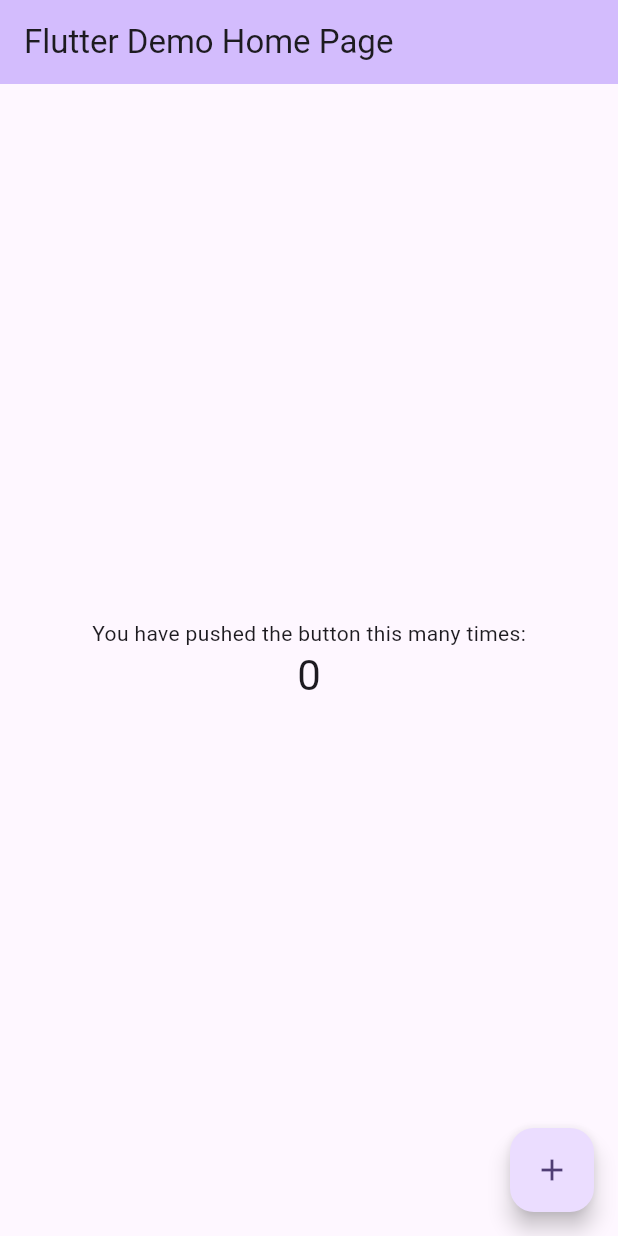
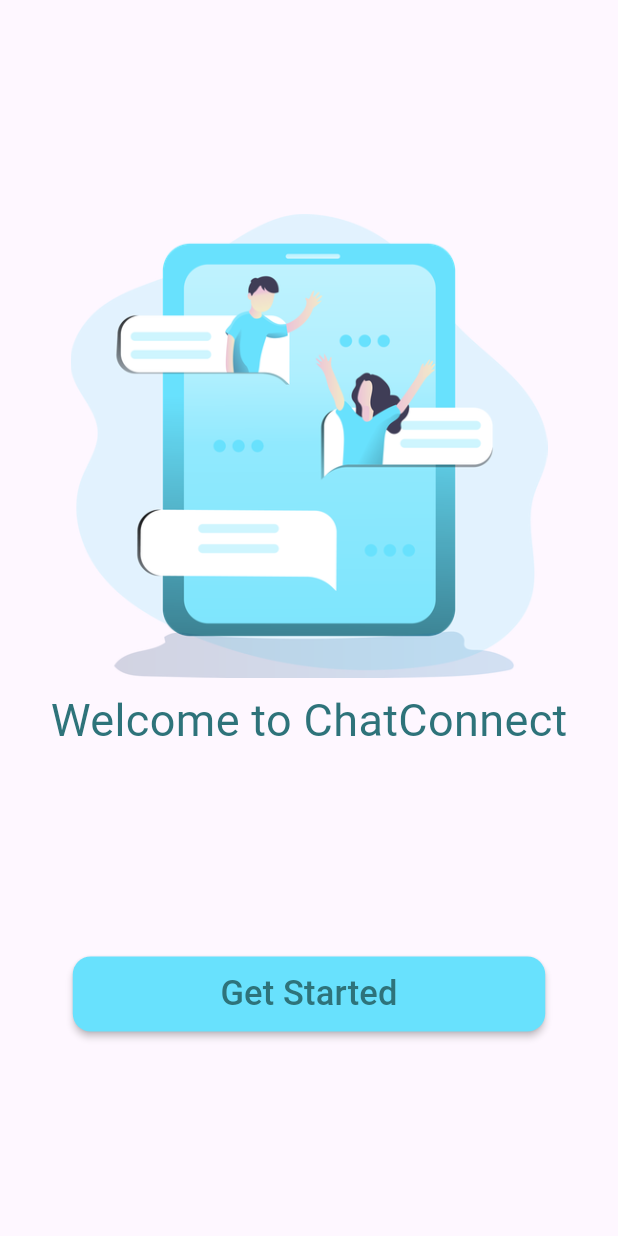
Before and after one commit to patrickmasry195/chat_connect, a Flutter app: the screen it shows after launch, on a phone screen of 412 x 824 dp. Run offline on Flutter 3.47's test engine with Material 3 defaults, Android fonts, the phone set to English and light mode, and no system bars; our stand-ins replace google_fonts.

```diff
--- /dev/null
+++ b/lib/constants.dart
@@ -0,0 +1,6 @@
+import 'package:flutter/material.dart';
+
+const kPrimaryColor = Color(0xff68E1FD);
+const kSecondaryColor = Color(0xff2E737A);
+const kThirdColor = Color(0xffD9D9D9);
+const kHintColor = Color(0xff666666);
--- a/lib/main.dart
+++ b/lib/main.dart
@@ -1,125 +1,24 @@
+import 'package:chat_connect/pages/get_started_page.dart';
+import 'package:chat_connect/pages/login_page.dart';
 import 'package:flutter/material.dart';
 
 void main() {
-  runApp(const MyApp());
+  runApp(const ChatConnect());
 }
 
-class MyApp extends StatelessWidget {
-  const MyApp({super.key});
+class ChatConnect extends StatelessWidget {
+  const ChatConnect({super.key});
 
   // This widget is the root of your application.
   @override
   Widget build(BuildContext context) {
     return MaterialApp(
-      title: 'Flutter Demo',
-      theme: ThemeData(
-        // This is the theme of your application.
-        //
-        // TRY THIS: Try running your application with "flutter run". You'll see
-        // the application has a purple toolbar. Then, without quitting the app,
-        // try changing the seedColor in the colorScheme below to Colors.green
-        // and then invoke "hot reload" (save your changes or press the "hot
-        // reload" button in a Flutter-supported IDE, or press "r" if you used
-        // the command line to start the app).
-        //
-        // Notice that the counter didn't reset back to zero; the application
-        // state is not lost during the reload. To reset the state, use hot
-        // restart instead.
-        //
-        // This works for code too, not just values: Most code changes can be
-        // tested with just a hot reload.
-        colorScheme: ColorScheme.fromSeed(seedColor: Colors.deepPurple),
-        useMaterial3: true,
-      ),
-      home: const MyHomePage(title: 'Flutter Demo Home Page'),
+      debugShowCheckedModeBanner: false,
+      initialRoute: 'GetStartedPage',
+      routes: {
+        'GetStartedPage': (context) => const GetStartedPage(),
+        'LoginPage': (context) => const LoginPage(),
+      },
     );
   }
 }
-
-class MyHomePage extends StatefulWidget {
-  const MyHomePage({super.key, required this.title});
-
-  // This widget is the home page of your application. It is stateful, meaning
-  // that it has a State object (defined below) that contains fields that affect
-  // how it looks.
-
-  // This class is the configuration for the state. It holds the values (in this
-  // case the title) provided by the parent (in this case the App widget) and
-  // used by the build method of the State. Fields in a Widget subclass are
-  // always marked "final".
-
-  final String title;
-
-  @override
-  State<MyHomePage> createState() => _MyHomePageState();
-}
-
-class _MyHomePageState extends State<MyHomePage> {
-  int _counter = 0;
-
-  void _incrementCounter() {
-    setState(() {
-      // This call to setState tells the Flutter framework that something has
-      // changed in this State, which causes it to rerun the build method below
-      // so that the display can reflect the updated values. If we changed
-      // _counter without calling setState(), then the build method would not be
-      // called again, and so nothing would appear to happen.
-      _counter++;
-    });
-  }
-
-  @override
-  Widget build(BuildContext context) {
-    // This method is rerun every time setState is called, for instance as done
-    // by the _incrementCounter method above.
-    //
-    // The Flutter framework has been optimized to make rerunning build methods
-    // fast, so that you can just rebuild anything that needs updating rather
-    // than having to individually change instances of widgets.
-    return Scaffold(
-      appBar: AppBar(
-        // TRY THIS: Try changing the color here to a specific color (to
-        // Colors.amber, perhaps?) and trigger a hot reload to see the AppBar
-        // change color while the other colors stay the same.
-        backgroundColor: Theme.of(context).colorScheme.inversePrimary,
-        // Here we take the value from the MyHomePage object that was created by
-        // the App.build method, and use it to set our appbar title.
-        title: Text(widget.title),
-      ),
-      body: Center(
-        // Center is a layout widget. It takes a single child and positions it
-        // in the middle of the parent.
-        child: Column(
-          // Column is also a layout widget. It takes a list of children and
-          // arranges them vertically. By default, it sizes itself to fit its
-          // children horizontally, and tries to be as tall as its parent.
-          //
-          // Column has various properties to control how it sizes itself and
-          // how it positions its children. Here we use mainAxisAlignment to
-          // center the children vertically; the main axis here is the vertical
-          // axis because Columns are vertical (the cross axis would be
-          // horizontal).
-          //
-          // TRY THIS: Invoke "debug painting" (choose the "Toggle Debug Paint"
-          // action in the IDE, or press "p" in the console), to see the
-          // wireframe for each widget.
-          mainAxisAlignment: MainAxisAlignment.center,
-          children: <Widget>[
-            const Text(
-              'You have pushed the button this many times:',
-            ),
-            Text(
-              '$_counter',
-              style: Theme.of(context).textTheme.headlineMedium,
-            ),
-          ],
-        ),
-      ),
-      floatingActionButton: FloatingActionButton(
-        onPressed: _incrementCounter,
-        tooltip: 'Increment',
-        child: const Icon(Icons.add),
-      ), // This trailing comma makes auto-formatting nicer for build methods.
-    );
-  }
-}
--- /dev/null
+++ b/lib/pages/get_started_page.dart
@@ -0,0 +1,54 @@
+import 'package:chat_connect/constants.dart';
+import 'package:chat_connect/widgets/custom_button.dart';
+import 'package:flutter/material.dart';
+import 'package:google_fonts/google_fonts.dart';
+
+class GetStartedPage extends StatelessWidget {
+  const GetStartedPage({super.key});
+
+  @override
+  Widget build(BuildContext context) {
+    return Scaffold(
+      body: Center(
+        child: Column(
+          mainAxisAlignment: MainAxisAlignment.center,
+          children: [
+            const Spacer(
+              flex: 1,
+            ),
+            Image.asset(
+              'assets/get_started.png',
+              width: 318,
+              height: 322,
+            ),
+            Text(
+              'Welcome to ChatConnect',
+              style: GoogleFonts.jockeyOne(
+                fontSize: 30,
+                color: kSecondaryColor,
+              ),
+            ),
+            const Spacer(
+              flex: 1,
+            ),
+            CustomButton(
+              buttonColor: kPrimaryColor,
+              textColor: kSecondaryColor,
+              onPressed: () {
+                Navigator.pushNamed(context, 'LoginPage');
+              },
+              text: 'Get Started',
+              height: 50,
+              width: 283,
+              fontSize: 23,
+              textAlign: TextAlign.center,
+            ),
+            const Spacer(
+              flex: 1,
+            ),
+          ],
+        ),
+      ),
+    );
+  }
+}
--- /dev/null
+++ b/lib/widgets/custom_button.dart
@@ -0,0 +1,67 @@
+import 'package:flutter/material.dart';
+import 'package:google_fonts/google_fonts.dart';
+
+class CustomButton extends StatelessWidget {
+  const CustomButton({
+    super.key,
+    required this.textColor,
+    required this.text,
+    this.iconPath,
+    this.textAlign,
+    required this.fontSize,
+    required this.buttonColor,
+    this.onPressed,
+    required this.height,
+    required this.width,
+  });
+
+  final Color buttonColor;
+  final Color textColor;
+  final String text;
+  final String? iconPath;
+  final TextAlign? textAlign;
+  final double fontSize;
+  final VoidCallback? onPressed;
+  final double height;
+  final double width;
+
+  @override
+  Widget build(BuildContext context) {
+    return MaterialButton(
+      shape: RoundedRectangleBorder(borderRadius: BorderRadius.circular(12)),
+      color: buttonColor,
+      onPressed: onPressed,
+      disabledColor: null,
+      child: SizedBox(
+        width: width,
+        height: height,
+        child: Center(
+          child: Row(
+            mainAxisAlignment: MainAxisAlignment.center,
+            children: [
+              if (iconPath != null)
+                Padding(
+                  padding: const EdgeInsets.only(right: 10),
+                  child: Image.asset(
+                    iconPath!,
+                    width: 30,
+                    height: 30,
+                  ),
+                ),
+              Expanded(
+                child: Text(
+                  text,
+                  textAlign: textAlign,
+                  style: GoogleFonts.jockeyOne(
+                    fontSize: fontSize,
+                    color: textColor,
+                  ),
+                ),
+              ),
+            ],
+          ),
+        ),
+      ),
+    );
+  }
+}
```
Also changed, not shown: lib/pages/login_page.dart (added, +136 -0 lines), lib/widgets/custom_app_bar.dart (added, +38 -0 lines), lib/widgets/custom_background_form.dart (added, +27 -0 lines), lib/widgets/custom_text_field.dart (added, +64 -0 lines), pubspec.yaml (+6 -14 lines), assets/facebook.png (added), assets/get_started.png (added), assets/google.png (added), pubspec.lock, 1 other file.
